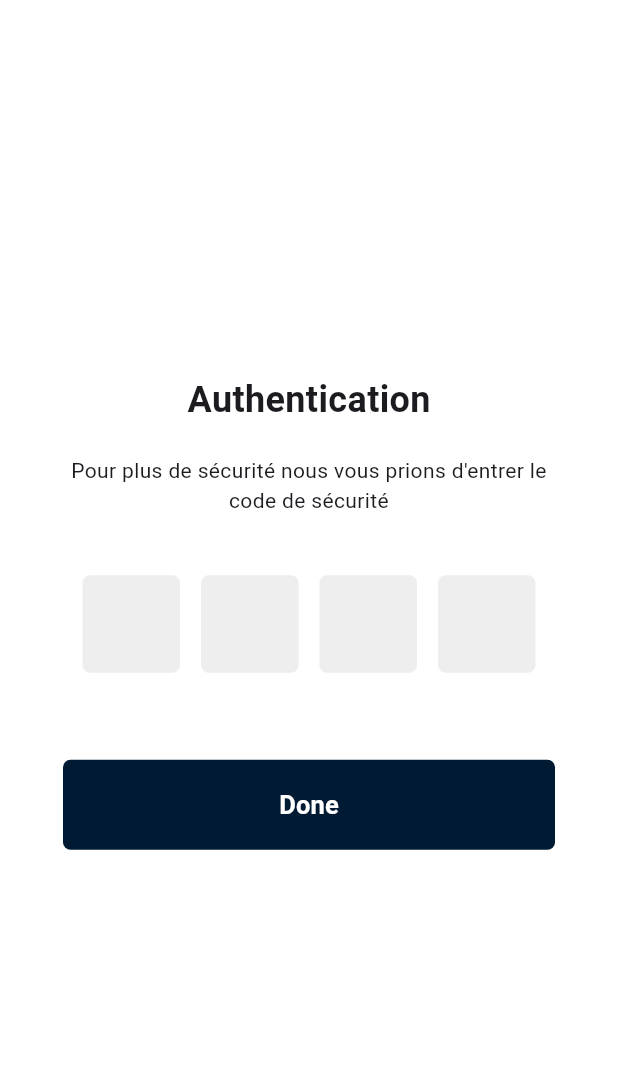
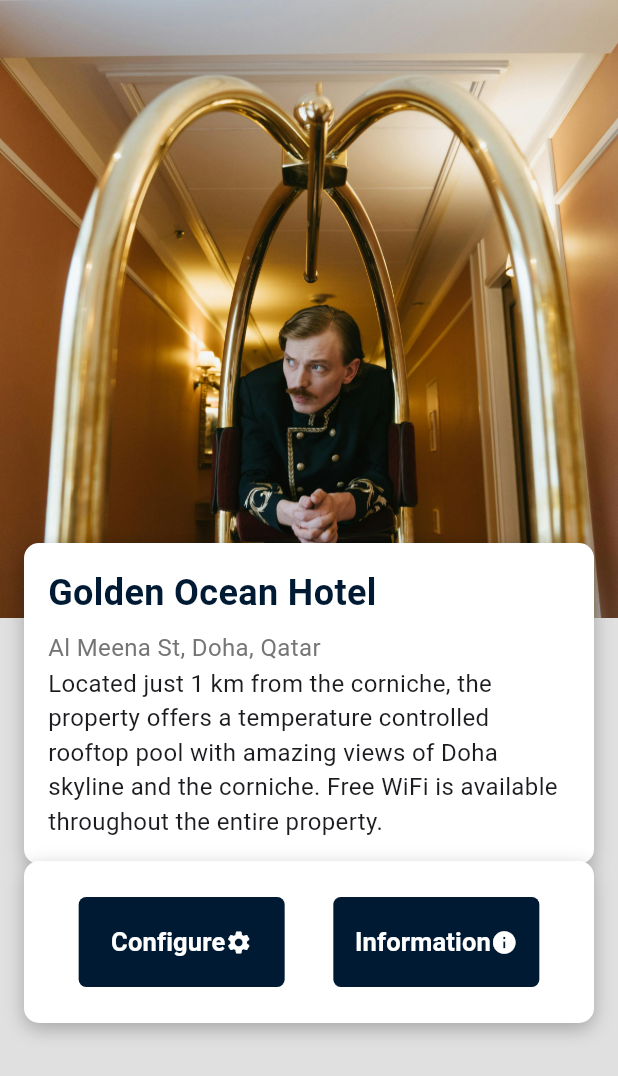
Before and after one commit to wilsonDenis/trustline_reservation_second, a Flutter app: the HotelDashboard screen opened by its route, after a tap on "298", on a phone screen of 412 x 824 dp. Shown: the top 1076 px of the screen. Run offline on Flutter 3.47's test engine with Material 3 defaults, Android fonts, the phone set to English and light mode, and no system bars; our stand-ins replace badges, carousel_slider, flutter_local_notifications, shared_preferences, timezone; accounts and stored records are empty; network calls fail.

Commit message:
page d'info hotel,interface historique reservation historique

```diff
--- a/lib/views/admin/admin_auth.dart
+++ b/lib/views/admin/admin_auth.dart
@@ -12,7 +12,7 @@ class AdminAuth extends StatefulWidget {
 
 class _AdminAuthState extends State<AdminAuth> {
   final List<TextEditingController> _controllers =
-      List.generate(4, (_) => TextEditingController());
+      List.generate(8, (_) => TextEditingController());
 
   @override
   Widget build(BuildContext context) {
@@ -48,22 +48,7 @@ class _AdminAuthState extends State<AdminAuth> {
                   14.0, // Ajustez cette valeur pour réduire l'espacement
             ),
             const SizedBox(height: 10.0),
-            // Container(
-            //   width: double.infinity,
-            //   alignment: Alignment.centerRight,
-            //   child: TextButton(
-            //     onPressed: () {
-            //       // Ajoutez la fonctionnalité de renvoi de code
-            //     },
-            //     child: const Text(
-            //       'Renvoyer le code (0)',
-            //       style: TextStyle(
-            //         color: Colors.black54,
-            //       ),
-            //       textAlign: TextAlign.left,
-            //     ),
-            //   ),
-            // ),
+
             const SizedBox(height: 40.0),
             RectangleButton(
               onPressed: () => Navigator.pushNamed(context, '/configurationhotel'),
--- a/lib/views/hotel/hotel_dashboard.dart
+++ b/lib/views/hotel/hotel_dashboard.dart
@@ -4,8 +4,9 @@
 import 'package:flutter/material.dart';
 import 'package:carousel_slider/carousel_slider.dart';
 import 'package:badges/badges.dart' as badges;
-import 'package:trust_reservation_second/views/admin/admin_auth.dart';
 import 'package:trust_reservation_second/views/hotel/create_reservation.dart';
+import 'package:trust_reservation_second/views/hotel/history_reservation.dart';
+import 'package:trust_reservation_second/views/hotel/info_hotel_page.dart';
 import 'package:trust_reservation_second/widgets/custom_container.dart';
 import 'package:trust_reservation_second/views/hotel/hotel_notifications_page.dart';
 
@@ -43,22 +44,24 @@ class _HotelDashboardState extends State<HotelDashboard> {
         'count': 298,
         'icon': Icons.hotel_outlined,
         'color': Colors.orange,
-        // 'onTap': () => Navigator.push(context, MaterialPageRoute(builder: (context) => const ConfigurationHotel())),
-        'onTap': () => Navigator.push(context, MaterialPageRoute(builder: (context) => const AdminAuth())),
+        'onTap': () => Navigator.push(context, MaterialPageRoute(builder: (context) => const InfoHotel())),
+        // 'onTap': () => Navigator.push(context, MaterialPageRoute(builder: (context) => const HistoryReservations())),
       },
       {
         'title': 'History Reservations',
         'count': 54,
         'icon': Icons.history_toggle_off,
         'color': Colors.blue,
-        'onTap': () {}, // Navigation action here
+        'onTap': () => Navigator.push(context, MaterialPageRoute(builder: (context) => const HistoryReservations())),
+
       },
       {
         'title': 'Notifications',
         'count': 48,
         'icon': Icons.notifications_outlined,
         'color': Colors.green,
-        'onTap': () {}, // Navigation action here
+        'onTap': (){}
+
       },
     ];
 
--- /dev/null
+++ b/lib/views/hotel/info_hotel_page.dart
@@ -0,0 +1,127 @@
+import 'package:flutter/material.dart';
+import 'package:trust_reservation_second/constants/colors_app.dart';
+import 'package:trust_reservation_second/views/hotel/configuration_hotel.dart';
+import 'package:trust_reservation_second/views/hotel/listes_receptionnists.dart';
+import 'package:trust_reservation_second/widgets/rectangle_button.dart';
+
+class InfoHotel extends StatelessWidget {
+  const InfoHotel({super.key});
+
+  @override
+  Widget build(BuildContext context) {
+    return Scaffold(
+      body: Stack(
+        children: [
+          Column(
+            children: [
+              Image.asset(
+                'assets/hotel.jpg', // Utilisation de l'image depuis les assets
+                height: MediaQuery.of(context).size.height / 2, // Moitié de la hauteur de l'écran
+                width: double.infinity,
+                fit: BoxFit.cover,
+              ),
+              Container(
+                height: MediaQuery.of(context).size.height / 2, // Moitié de la hauteur de l'écran
+                color: Colors.grey[300], // Couleur de fond gris clair
+              ),
+            ],
+          ),
+          Positioned(
+            top: MediaQuery.of(context).size.height / 2 - 50, // Position du premier container pour qu'il soit sur l'image
+            left: 16,
+            right: 16,
+            child: Container(
+              padding: const EdgeInsets.all(16),
+              decoration: BoxDecoration(
+                color: Colors.white,
+                borderRadius: BorderRadius.circular(10), // Bords arrondis
+                boxShadow: const [
+                  BoxShadow(
+                    color: Colors.black26,
+                    blurRadius: 10,
+                    offset: Offset(0, 4),
+                  ),
+                ],
+              ),
+              child: Column(
+                crossAxisAlignment: CrossAxisAlignment.start,
+                children: [
+                  const Text(
+                    'Golden Ocean Hotel',
+                    style: TextStyle(
+                      fontSize: 24,
+                      fontWeight: FontWeight.bold,
+                      color: ColorsApp.primaryColor,
+                    ),
+                  ),
+                  const SizedBox(height: 8),
+                  Text(
+                    'Al Meena St, Doha, Qatar',
+                    style: TextStyle(
+                      fontSize: 16,
+                      color: Colors.grey[600],
+                    ),
+                  ),
+                  const SizedBox(height: 1),
+                  const Text(
+                    'Located just 1 km from the corniche, the property offers a temperature controlled rooftop pool with amazing views of Doha skyline and the corniche. Free WiFi is available throughout the entire property.',
+                    style: TextStyle(fontSize: 16),
+                  ),
+                  const SizedBox(height: 1),
+
+                ],
+              ),
+            ),
+          ),
+          Positioned(
+            top: MediaQuery.of(context).size.height - 250, // Position du deuxième container en bas, mais ne touche pas complètement le bas
+            left: 16,
+            right: 16,
+            child: Container(
+              padding: const EdgeInsets.all(16),
+              decoration: BoxDecoration(
+                color: Colors.white,
+                borderRadius: BorderRadius.circular(10), // Bords arrondis
+                boxShadow: const [
+                  BoxShadow(
+                    color: Colors.black26,
+                    blurRadius: 10,
+                    offset: Offset(0, 4),
+                  ),
+                ],
+              ),
+              child: Column(
+                crossAxisAlignment: CrossAxisAlignment.start,
+                children: [
+                  Row(
+                    mainAxisAlignment: MainAxisAlignment.spaceEvenly,
+                    children: [
+                      RectangleButton(
+                        onPressed : () => Navigator.push(context, MaterialPageRoute(builder: (context) => const ConfigurationHotel())),
+                        buttonText: 'Configure',
+                        buttonColor: ColorsApp.primaryColor,
+                        textColor: Colors.white,
+                        buttonWidth: MediaQuery.of(context).size.width / 3,
+                        icon: Icons.settings,
+                        iconColor: Colors.white,
+                      ),
+                      RectangleButton(
+                        onPressed : () => Navigator.push(context, MaterialPageRoute(builder: (context) => ListesReceptionnists())),
+                        buttonText: 'Information',
+                        buttonColor: ColorsApp.primaryColor,
+                        textColor: Colors.white,
+                        buttonWidth: MediaQuery.of(context).size.width / 3,
+                        icon: Icons.info,
+                        iconColor: Colors.white,
+                      ),
+                    ],
+                  ),
+                ],
+              ),
+            ),
+          ),
+        ],
+      ),
+    );
+  }
+}
```
Also changed, not shown: lib/views/home_page.dart (+6 -4 lines), lib/views/hotel/history_reservation.dart (+55 -2 lines), lib/views/hotel/listes_receptionnists.dart (added, +109 -0 lines), lib/views/hotel/settings_reception_courses.dart (added, +60 -0 lines), lib/widgets/custom_icon_button.dart (added, +48 -0 lines), lib/widgets/hotel_info_card.dart (added, +64 -0 lines), assets/hotel.jpg (added).
